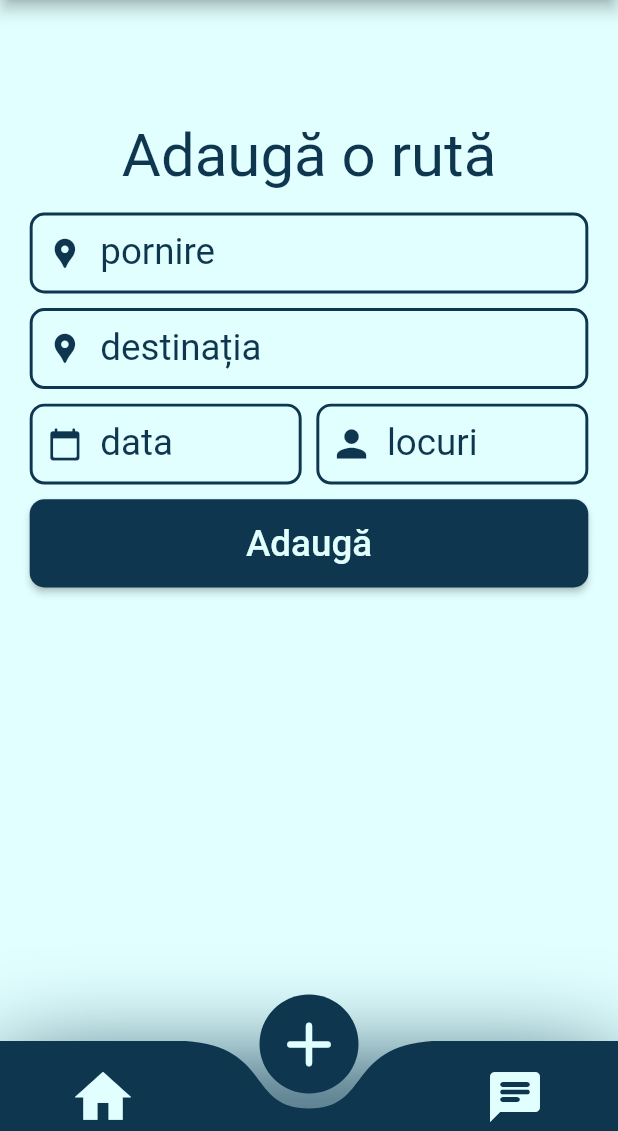
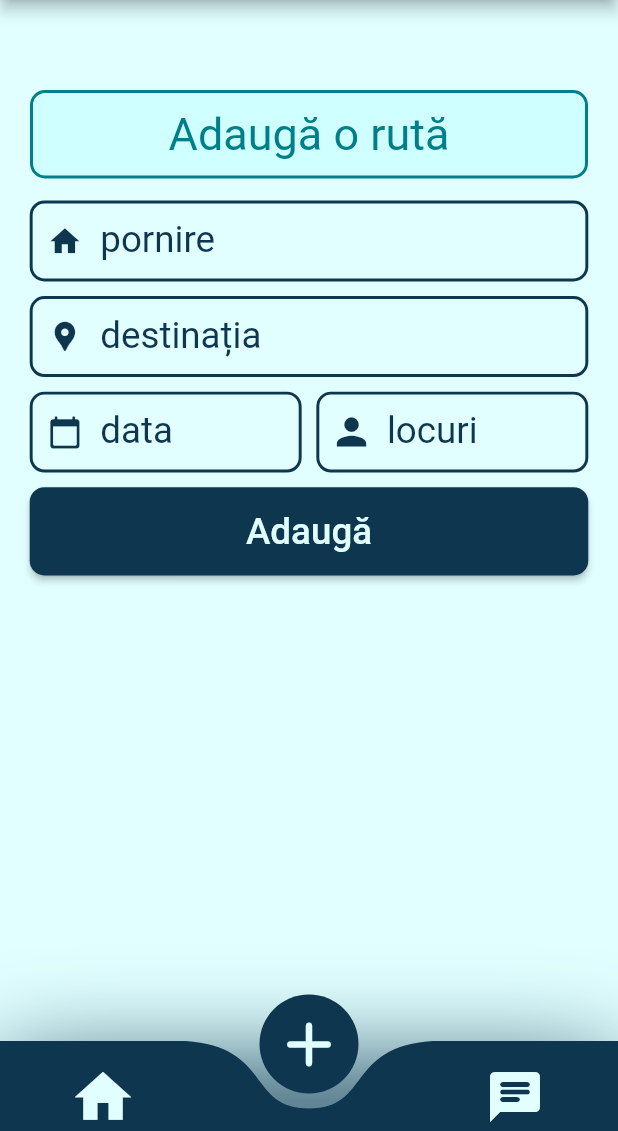
Before and after one commit to daniell0427/cligo, a Flutter app: the HomeView screen opened by its route, swiped to page 2, on a phone screen of 412 x 824 dp, the part 105-1236 px from its top. Run offline on Flutter 3.47's test engine with Material 2 defaults, Android fonts, the phone set to English and light mode, and no system bars; drawn by our look-alikes of curved_navigation_bar, searchfield; our stand-ins replace cloud_firestore, firebase_auth, firebase_core, image_picker; accounts and stored records are empty.

Commit message:
some changes + maybe a potential searchbox bug, nothing to worry about

```diff
--- a/lib/constants/colors.dart
+++ b/lib/constants/colors.dart
@@ -7,5 +7,6 @@ class Pallete {
   static const colorDim3 = Color.fromRGBO(0, 126, 138, 1);
   static const colorDim4 = Color.fromARGB(255, 14, 54, 79);
   static const colorGray = Color.fromARGB(255, 170, 206, 206);
+  static const colorLightBlue = Color.fromARGB(255, 208, 255, 255);
   static const textColor = colorDim4;
 }
--- a/lib/features/search_box.dart
+++ b/lib/features/search_box.dart
@@ -8,10 +8,12 @@ import '../forms/searchfield_form.dart';
 class SearchBox extends StatefulWidget {
   final String functionName;
   final String textLabel;
+  final String icon;
   final Text? textAbove;
   const SearchBox({
     super.key,
     this.textAbove,
+    required this.icon,
     required this.functionName,
     required this.textLabel,
   });
@@ -84,13 +86,14 @@ class _SearchBoxState extends State<SearchBox> {
                 height: 5,
               ),
               //start location form
-              searchfieldForm(_startLocation, _formKey1, 'pornire'),
+              searchfieldForm(_startLocation, _formKey1, 'pornire', Icons.home),
               const SizedBox(
                 height: 10,
               ),
 
               //final location form
-              searchfieldForm(_endLocation, _formKey2, 'destinația'),
+              searchfieldForm(
+                  _endLocation, _formKey2, 'destinația', Icons.location_pin),
               const SizedBox(
                 height: 10,
               ),
--- a/lib/forms/searchfield_form.dart
+++ b/lib/forms/searchfield_form.dart
@@ -4,7 +4,7 @@ import '../constants/list_of_countries_and_cities.dart' as mylist;
 import '../features/my_functions.dart';
 import 'package:cligo/constants/colors.dart';
 
-searchfieldForm(controllerValue, formkey, myLabelText) {
+searchfieldForm(controllerValue, formkey, myLabelText, icon) {
   return Form(
       key: formkey,
       child: Container(
@@ -38,7 +38,7 @@ searchfieldForm(controllerValue, formkey, myLabelText) {
           },
           maxSuggestionsInViewPort: 5,
           searchInputDecoration: InputDecoration(
-            prefixIcon: const Icon(Icons.location_pin),
+            prefixIcon: Icon(icon),
             prefixIconColor: Pallete.colorDim4,
             filled: true,
             fillColor: Colors.transparent,
--- a/lib/view/add_view.dart
+++ b/lib/view/add_view.dart
@@ -42,9 +42,9 @@ class _AddViewState extends State<AddView> {
 
     return Container(
       color: Pallete.colorDim0,
-      child: const Padding(
-        padding: EdgeInsets.only(
-          top: 80.0,
+      child: Padding(
+        padding: const EdgeInsets.only(
+          top: 60.0,
           bottom: 5.0,
           left: 10.0,
           right: 10.0,
@@ -52,15 +52,29 @@ class _AddViewState extends State<AddView> {
         child: Column(
           mainAxisAlignment: MainAxisAlignment.start,
           children: [
-            Text(
-              'Adaugă o rută',
-              style: TextStyle(
-                fontSize: 40,
-                color: Pallete.colorDim4,
+            Container(
+              width: double.infinity,
+              padding: const EdgeInsets.fromLTRB(0, 10, 0, 10),
+              margin: const EdgeInsets.fromLTRB(10, 0, 10, 0),
+              decoration: BoxDecoration(
+                  color: Pallete.colorLightBlue,
+                  border: Border.all(width: 2, color: Pallete.colorDim3),
+                  borderRadius: BorderRadius.circular(10)),
+              child: const Center(
+                child: Text(
+                  'Adaugă o rută',
+                  style: TextStyle(
+                    fontSize: 30,
+                    color: Pallete.colorDim3,
+                  ),
+                ),
               ),
             ),
             //searchbox
-            SearchBox(textLabel: 'Adaugă', functionName: 'pushToDatabase'),
+            const SearchBox(
+                textLabel: 'Adaugă',
+                functionName: 'pushToDatabase',
+                icon: 'Icons.home'),
           ],
         ),
       ),
--- a/lib/view/chat_list_view.dart
+++ b/lib/view/chat_list_view.dart
@@ -64,7 +64,7 @@ class _ChatListViewState extends State<ChatListView> {
           decoration: const BoxDecoration(
               border: Border(
             bottom: BorderSide(
-              color: Pallete.colorDim4,
+              color: Pallete.colorLightBlue,
               width: 2.0,
             ),
           )),
--- a/lib/view/edit_search_view.dart
+++ b/lib/view/edit_search_view.dart
@@ -26,7 +26,10 @@ class _EditSearchViewState extends State<EditSearchView> {
       body: Container(
         color: Pallete.colorDim0,
         child: const Column(children: [
-          SearchBox(functionName: 'takeFromDatabase', textLabel: 'Schimbă')
+          SearchBox(
+              functionName: 'takeFromDatabase',
+              textLabel: 'Schimbă',
+              icon: 'Icons.home')
         ]),
       ),
     );
--- a/lib/view/home_view.dart
+++ b/lib/view/home_view.dart
@@ -45,10 +45,11 @@ class _HomeViewState extends State<HomeView> {
                       //   width: 2,
                       // )
                     ),
-                    child: const SearchBox(
+                    child: SearchBox(
                       textLabel: 'Caută',
                       functionName: 'takeFromDatabase',
                       textAbove: textAbove,
+                      icon: 'Icons.home',
                     ),
                   ),
 
```
Also changed, not shown: lib/features/calatorie_item.dart (+67 -22 lines), lib/view/profile_view.dart (+34 -34 lines).
